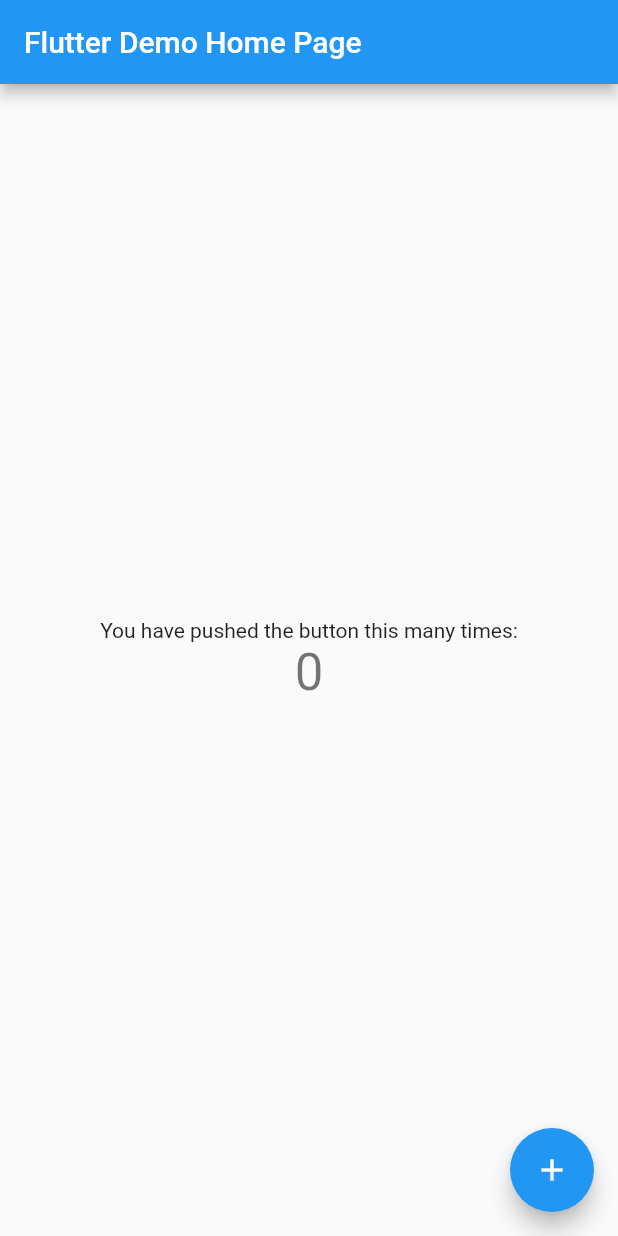
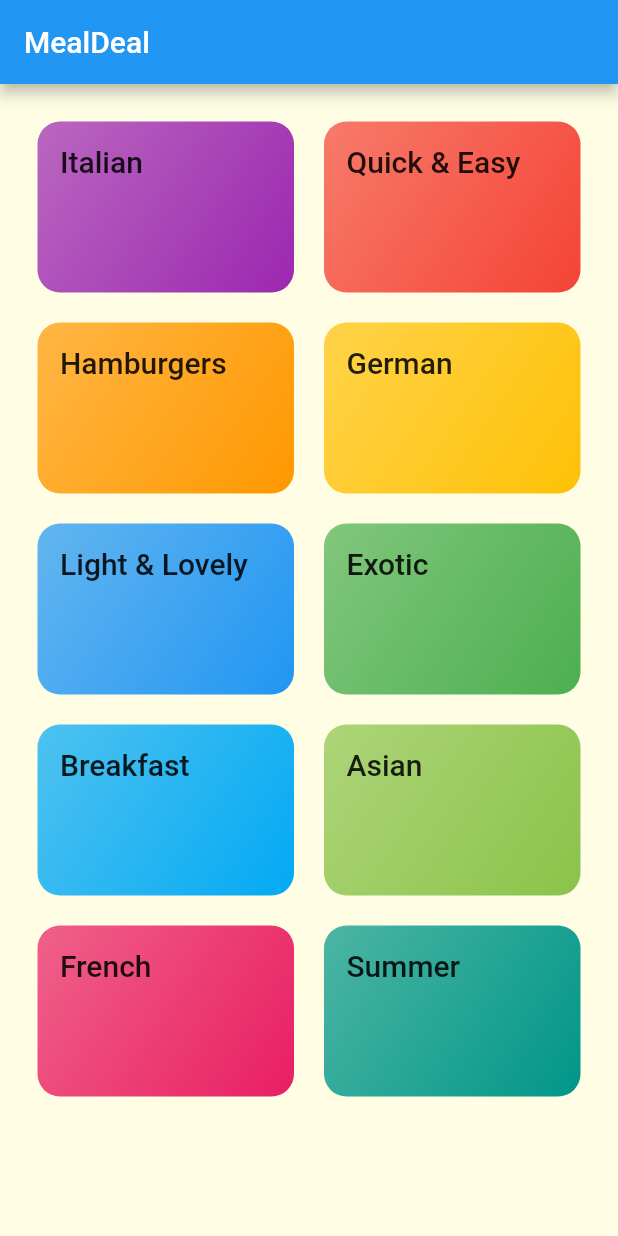
Before and after one commit to LynxLynxx/mealdeal_app, a Flutter app: the screen it shows after launch, on a phone screen of 412 x 824 dp. Run offline on Flutter 3.47's test engine with Material 2 defaults, Android fonts, the phone set to English and light mode, and no system bars.

Commit message:
add fonts, make category tile

```diff
--- /dev/null
+++ b/lib/dummy_data.dart
@@ -0,0 +1,56 @@
+import 'package:flutter/material.dart';
+
+import './models/category.dart';
+
+const dummyCATEGORIES = [
+  Category(
+    id: 'c1',
+    title: 'Italian',
+    color: Colors.purple,
+  ),
+  Category(
+    id: 'c2',
+    title: 'Quick & Easy',
+    color: Colors.red,
+  ),
+  Category(
+    id: 'c3',
+    title: 'Hamburgers',
+    color: Colors.orange,
+  ),
+  Category(
+    id: 'c4',
+    title: 'German',
+    color: Colors.amber,
+  ),
+  Category(
+    id: 'c5',
+    title: 'Light & Lovely',
+    color: Colors.blue,
+  ),
+  Category(
+    id: 'c6',
+    title: 'Exotic',
+    color: Colors.green,
+  ),
+  Category(
+    id: 'c7',
+    title: 'Breakfast',
+    color: Colors.lightBlue,
+  ),
+  Category(
+    id: 'c8',
+    title: 'Asian',
+    color: Colors.lightGreen,
+  ),
+  Category(
+    id: 'c9',
+    title: 'French',
+    color: Colors.pink,
+  ),
+  Category(
+    id: 'c10',
+    title: 'Summer',
+    color: Colors.teal,
+  ),
+];
--- a/lib/main.dart
+++ b/lib/main.dart
@@ -1,4 +1,5 @@
 import 'package:flutter/material.dart';
+import 'package:shop_app/screen/categories_screen.dart';
 
 void main() {
   runApp(const MyApp());
@@ -13,103 +14,19 @@ class MyApp extends StatelessWidget {
     return MaterialApp(
       title: 'Flutter Demo',
       theme: ThemeData(
-        // This is the theme of your application.
-        //
-        // Try running your application with "flutter run". You'll see the
-        // application has a blue toolbar. Then, without quitting the app, try
-        // changing the primarySwatch below to Colors.green and then invoke
-        // "hot reload" (press "r" in the console where you ran "flutter run",
-        // or simply save your changes to "hot reload" in a Flutter IDE).
-        // Notice that the counter didn't reset back to zero; the application
-        // is not restarted.
         primarySwatch: Colors.blue,
+        canvasColor: const Color.fromRGBO(255, 254, 229, 1),
+        fontFamily: 'Raleway',
+        textTheme: ThemeData.light().textTheme.copyWith(
+              bodyText1: const TextStyle(
+                color: Color.fromRGBO(20, 51, 51, 1),
+              ),
+              bodyText2: const TextStyle(
+                color: Color.fromRGBO(20, 51, 51, 1),
+              ),
+            ),
       ),
-      home: const MyHomePage(title: 'Flutter Demo Home Page'),
+      home: const CategoriesScreen(),
     );
   }
 }
-
-class MyHomePage extends StatefulWidget {
-  const MyHomePage({Key? key, required this.title}) : super(key: key);
-
-  // This widget is the home page of your application. It is stateful, meaning
-  // that it has a State object (defined below) that contains fields that affect
-  // how it looks.
-
-  // This class is the configuration for the state. It holds the values (in this
-  // case the title) provided by the parent (in this case the App widget) and
-  // used by the build method of the State. Fields in a Widget subclass are
-  // always marked "final".
-
-  final String title;
-
-  @override
-  State<MyHomePage> createState() => _MyHomePageState();
-}
-
-class _MyHomePageState extends State<MyHomePage> {
-  int _counter = 0;
-
-  void _incrementCounter() {
-    setState(() {
-      // This call to setState tells the Flutter framework that something has
-      // changed in this State, which causes it to rerun the build method below
-      // so that the display can reflect the updated values. If we changed
-      // _counter without calling setState(), then the build method would not be
-      // called again, and so nothing would appear to happen.
-      _counter++;
-    });
-  }
-
-  @override
-  Widget build(BuildContext context) {
-    // This method is rerun every time setState is called, for instance as done
-    // by the _incrementCounter method above.
-    //
-    // The Flutter framework has been optimized to make rerunning build methods
-    // fast, so that you can just rebuild anything that needs updating rather
-    // than having to individually change instances of widgets.
-    return Scaffold(
-      appBar: AppBar(
-        // Here we take the value from the MyHomePage object that was created by
-        // the App.build method, and use it to set our appbar title.
-        title: Text(widget.title),
-      ),
-      body: Center(
-        // Center is a layout widget. It takes a single child and positions it
-        // in the middle of the parent.
-        child: Column(
-          // Column is also a layout widget. It takes a list of children and
-          // arranges them vertically. By default, it sizes itself to fit its
-          // children horizontally, and tries to be as tall as its parent.
-          //
-          // Invoke "debug painting" (press "p" in the console, choose the
-          // "Toggle Debug Paint" action from the Flutter Inspector in Android
-          // Studio, or the "Toggle Debug Paint" command in Visual Studio Code)
-          // to see the wireframe for each widget.
-          //
-          // Column has various properties to control how it sizes itself and
-          // how it positions its children. Here we use mainAxisAlignment to
-          // center the children vertically; the main axis here is the vertical
-          // axis because Columns are vertical (the cross axis would be
-          // horizontal).
-          mainAxisAlignment: MainAxisAlignment.center,
-          children: <Widget>[
-            const Text(
-              'You have pushed the button this many times:',
-            ),
-            Text(
-              '$_counter',
-              style: Theme.of(context).textTheme.headline4,
-            ),
-          ],
-        ),
-      ),
-      floatingActionButton: FloatingActionButton(
-        onPressed: _incrementCounter,
-        tooltip: 'Increment',
-        child: const Icon(Icons.add),
-      ), // This trailing comma makes auto-formatting nicer for build methods.
-    );
-  }
-}
--- /dev/null
+++ b/lib/models/category.dart
@@ -0,0 +1,12 @@
+import 'package:flutter/material.dart';
+
+class Category {
+  final String id;
+  final String title;
+  final Color color;
+  const Category({
+    required this.id,
+    required this.title,
+    this.color = Colors.orange,
+  });
+}
--- /dev/null
+++ b/lib/screen/categories_screen.dart
@@ -0,0 +1,31 @@
+import 'package:flutter/material.dart';
+import 'package:shop_app/dummy_data.dart';
+import 'package:shop_app/screen/category_item.dart';
+
+class CategoriesScreen extends StatelessWidget {
+  const CategoriesScreen({Key? key}) : super(key: key);
+
+  @override
+  Widget build(BuildContext context) {
+    return Scaffold(
+      appBar: AppBar(
+        title: const Text("MealDeal"),
+      ),
+      body: GridView(
+        padding: const EdgeInsets.all(25),
+        gridDelegate: const SliverGridDelegateWithMaxCrossAxisExtent(
+          maxCrossAxisExtent: 200,
+          childAspectRatio: 3 / 2,
+          crossAxisSpacing: 20,
+          mainAxisSpacing: 20,
+        ),
+        children: dummyCATEGORIES
+            .map((e) => CategoryItem(
+                  title: e.title,
+                  color: e.color,
+                ))
+            .toList(),
+      ),
+    );
+  }
+}
--- /dev/null
+++ b/lib/screen/category_item.dart
@@ -0,0 +1,30 @@
+import 'package:flutter/material.dart';
+
+class CategoryItem extends StatelessWidget {
+  const CategoryItem({Key? key, required this.title, this.color})
+      : super(key: key);
+
+  final String title;
+  final Color? color;
+  @override
+  Widget build(BuildContext context) {
+    return Container(
+      padding: const EdgeInsets.all(15),
+      child: Text(
+        title,
+        style: Theme.of(context).textTheme.titleLarge,
+      ),
+      decoration: BoxDecoration(
+        gradient: LinearGradient(
+          colors: [
+            color!.withOpacity(.7),
+            color!,
+          ],
+          begin: Alignment.topLeft,
+          end: Alignment.bottomRight,
+        ),
+        borderRadius: BorderRadius.circular(15),
+      ),
+    );
+  }
+}
```
Also changed, not shown: pubspec.yaml (+17 -6 lines), assets/fonts/Raleway-Black.ttf (added), assets/fonts/Raleway-Bold.ttf (added), assets/fonts/Raleway-Regular.ttf (added), assets/fonts/RobotoCondensed-Bold.ttf (added), assets/fonts/RobotoCondensed-Italic.ttf (added), assets/fonts/RobotoCondensed-Light.ttf (added), assets/fonts/RobotoCondensed-Regular.ttf (added).
